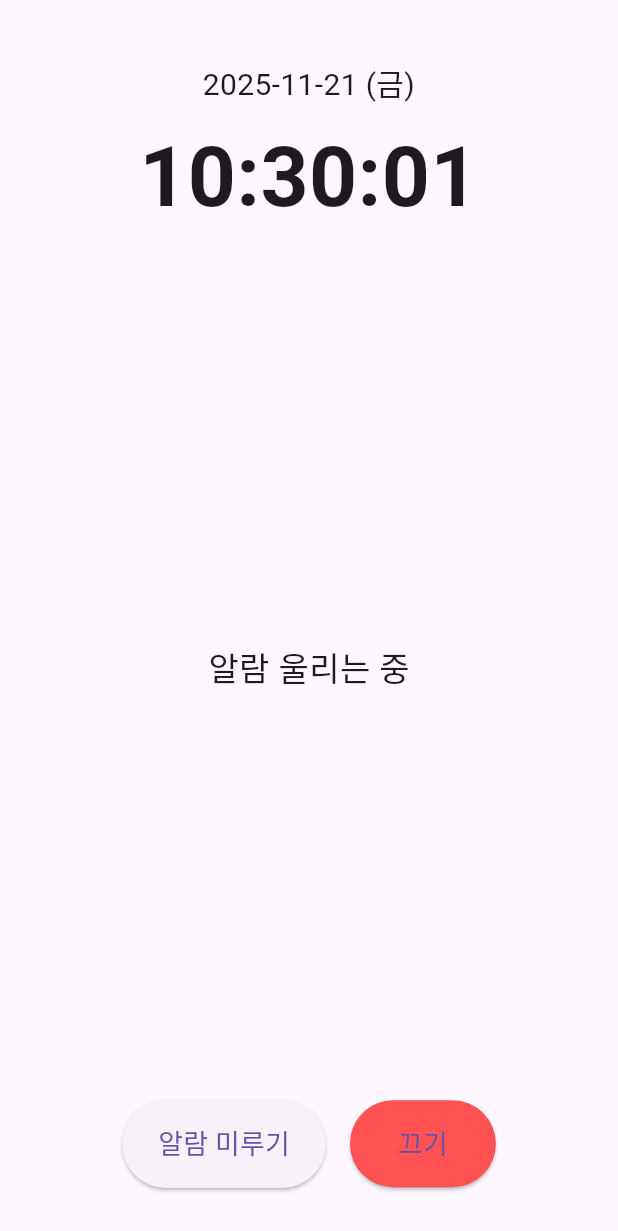
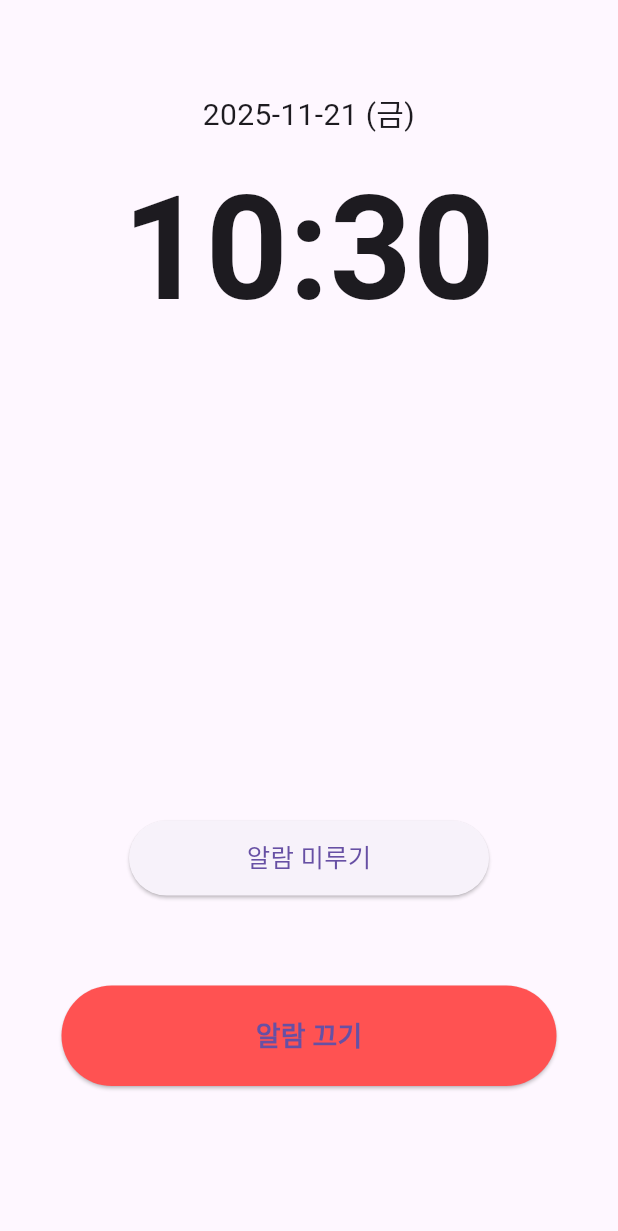
Before and after one commit to shoonkang123/Stop_Snoring, a Flutter app: the AlarmScreen screen opened by its route, on a phone screen of 412 x 824 dp. Shown: the top 1231 px of the screen. Run offline on Flutter 3.47's test engine with Material 3 defaults, Android fonts, the phone set to English and light mode, and no system bars; our stand-ins replace firebase_core; accounts and stored records are empty.

Commit message:
ui 수정

```diff
--- a/lib/alarm_screen.dart
+++ b/lib/alarm_screen.dart
@@ -44,22 +44,28 @@ class _AlarmScreenState extends State<AlarmScreen> {
   }
 
   String _formatTime(DateTime dt) {
-    // HH:mm:ss 형식
-    final h = dt.hour.toString().padLeft(2, '0');
+    // 24시간 → 12시간 (15시 = 3시), 초 제거 (h:mm)
+    final h24 = dt.hour;
+    int h12 = h24 % 12;
+    if (h12 == 0) h12 = 12;
+
     final m = dt.minute.toString().padLeft(2, '0');
-    final s = dt.second.toString().padLeft(2, '0');
-    return '$h:$m:$s';
+    return '$h12:$m';
   }
 
   @override
   Widget build(BuildContext context) {
     return Scaffold(
       body: SafeArea(
+        child: Center(
           child: Column(
+            mainAxisSize: MainAxisSize.max,
+            crossAxisAlignment: CrossAxisAlignment.center,
             children: [
-            const SizedBox(height: 40),
+              // 위 여백 (날짜/시간 조금 내리기용)
+              const SizedBox(height: 60),
 
-            // 중앙 상단: 현재 날짜 & 시간
+              // 날짜 + 시간
               Column(
                 mainAxisSize: MainAxisSize.min,
                 children: [
@@ -75,7 +81,7 @@ class _AlarmScreenState extends State<AlarmScreen> {
                   Text(
                     _formatTime(_now),
                     style: const TextStyle(
-                    fontSize: 56,
+                      fontSize: 96,
                       fontWeight: FontWeight.bold,
                     ),
                     textAlign: TextAlign.center,
@@ -83,34 +89,26 @@ class _AlarmScreenState extends State<AlarmScreen> {
                 ],
               ),
 
+              // 날짜/시간과 버튼 사이의 공간
               const Spacer(),
 
-            // 가운데 안내 텍스트
-            const Text(
-              '알람 울리는 중',
-              style: TextStyle(
-                fontSize: 22,
-                fontWeight: FontWeight.w500,
-              ),
-            ),
-
-            const Spacer(),
-
-            // 중앙 하단: 알람 미루기 + 끄기 버튼
+              // 하단 버튼 블럭 (위로 조금 끌어올리기 위해 bottom padding 줄이고 Spacer 하나만 사용)
               Padding(
-              padding: const EdgeInsets.only(bottom: 32.0),
-              child: Row(
-                mainAxisAlignment: MainAxisAlignment.center,
+                padding: const EdgeInsets.only(bottom: 100.0),
+                child: Column(
+                  mainAxisSize: MainAxisSize.min,
                   children: [
-                  // 알람 미루기 버튼 (UI만, 로직 없음)
-                  ElevatedButton(
+                    // 알람 미루기 버튼 (위, 조금 더 작게)
+                    SizedBox(
+                      width: 240,
+                      child: ElevatedButton(
                         onPressed: () {
                           // TODO: 알람 미루기 로직 추가
                         },
                         style: ElevatedButton.styleFrom(
                           padding: const EdgeInsets.symmetric(
                             horizontal: 24,
-                        vertical: 16,
+                            vertical: 12,
                           ),
                           shape: RoundedRectangleBorder(
                             borderRadius: BorderRadius.circular(999),
@@ -118,20 +116,24 @@ class _AlarmScreenState extends State<AlarmScreen> {
                         ),
                         child: const Text(
                           '알람 미루기',
-                      style: TextStyle(fontSize: 18),
+                          style: TextStyle(fontSize: 17),
                         ),
                       ),
-                  const SizedBox(width: 16),
-                  // 끄기 버튼 (중앙 하단)
-                  ElevatedButton(
+                    ),
+                    const SizedBox(height: 60), //버튼 사이 간격
+
+                    // 끄기 버튼 (아래, 좀 더 큼)
+                    SizedBox(
+                      width: 330,
+                      child: ElevatedButton(
                         onPressed: () {
                           // TODO: 실제 알람 끄기(사운드 정지 등) 로직 추가
                           Navigator.of(context).maybePop();
                         },
                         style: ElevatedButton.styleFrom(
                           padding: const EdgeInsets.symmetric(
-                        horizontal: 32,
-                        vertical: 16,
+                            horizontal: 20,
+                            vertical: 20,
                           ),
                           shape: RoundedRectangleBorder(
                             borderRadius: BorderRadius.circular(999),
@@ -139,8 +141,12 @@ class _AlarmScreenState extends State<AlarmScreen> {
                           backgroundColor: Colors.redAccent,
                         ),
                         child: const Text(
-                      '끄기',
-                      style: TextStyle(fontSize: 18),
+                          '알람 끄기',
+                          style: TextStyle(
+                            fontSize: 18,
+                            fontWeight: FontWeight.w600,
+                          ),
+                        ),
                       ),
                     ),
                   ],
@@ -149,6 +155,7 @@ class _AlarmScreenState extends State<AlarmScreen> {
             ],
           ),
         ),
+      ),
     );
   }
 }
```
Lines whose indentation alone changed are shown as unchanged.
